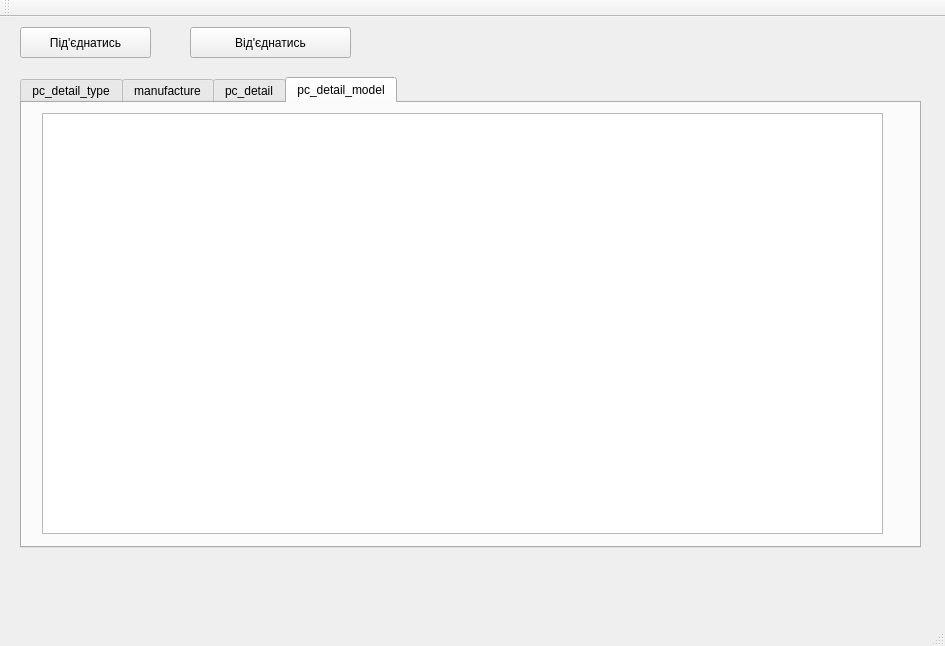
Before: the Qt Designer form DBWorkTesting/mainwindow.ui in capybarin/Qt_DBClient, drawn with Qt 5.
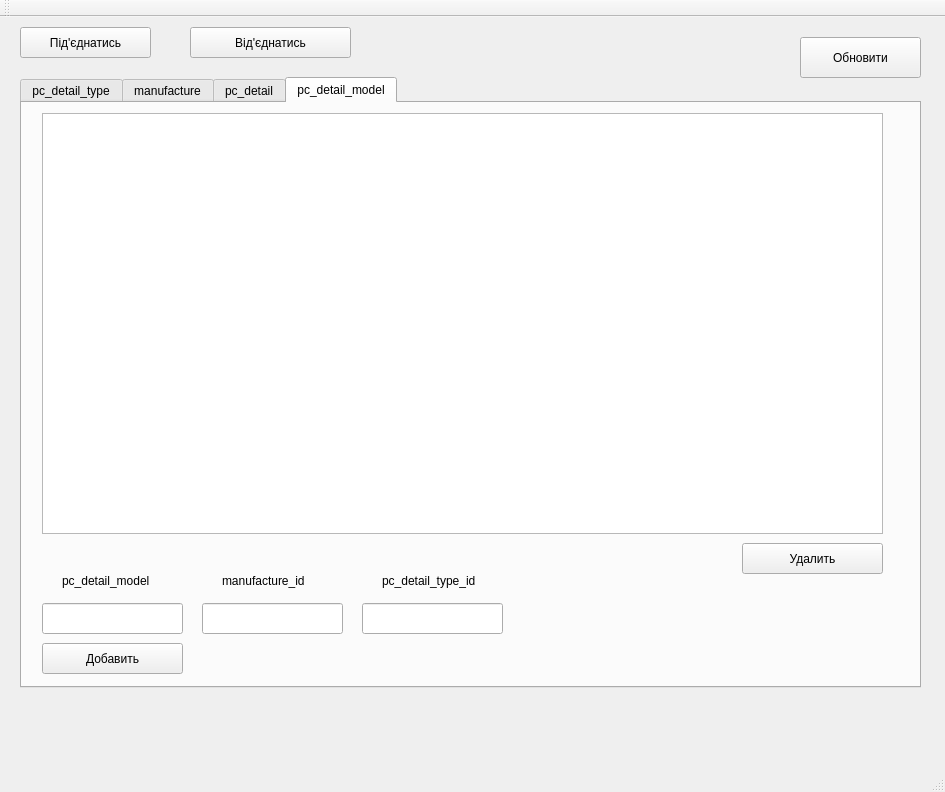
After: the same form once the commit is applied.

Patch:
```diff
--- a/DBWorkTesting/mainwindow.ui
+++ b/DBWorkTesting/mainwindow.ui
@@ -7,7 +7,7 @@
     <x>0</x>
     <y>0</y>
     <width>945</width>
-    <height>646</height>
+    <height>792</height>
    </rect>
   </property>
   <property name="windowTitle">
@@ -20,7 +20,7 @@
       <x>20</x>
       <y>60</y>
       <width>901</width>
-      <height>471</height>
+      <height>611</height>
      </rect>
     </property>
     <property name="currentIndex">
@@ -85,6 +85,101 @@
        </rect>
       </property>
      </widget>
+     <widget class="QPushButton" name="addButton_4">
+      <property name="geometry">
+       <rect>
+        <x>20</x>
+        <y>540</y>
+        <width>141</width>
+        <height>31</height>
+       </rect>
+      </property>
+      <property name="text">
+       <string>Добавить</string>
+      </property>
+     </widget>
+     <widget class="QPushButton" name="removeButton_2">
+      <property name="geometry">
+       <rect>
+        <x>720</x>
+        <y>440</y>
+        <width>141</width>
+        <height>31</height>
+       </rect>
+      </property>
+      <property name="text">
+       <string>Удалить</string>
+      </property>
+     </widget>
+     <widget class="QLabel" name="label_6">
+      <property name="geometry">
+       <rect>
+        <x>40</x>
+        <y>470</y>
+        <width>101</width>
+        <height>16</height>
+       </rect>
+      </property>
+      <property name="text">
+       <string>pc_detail_model</string>
+      </property>
+     </widget>
+     <widget class="QLabel" name="label_7">
+      <property name="geometry">
+       <rect>
+        <x>200</x>
+        <y>470</y>
+        <width>101</width>
+        <height>16</height>
+       </rect>
+      </property>
+      <property name="text">
+       <string>manufacture_id</string>
+      </property>
+     </widget>
+     <widget class="QLabel" name="label_8">
+      <property name="geometry">
+       <rect>
+        <x>360</x>
+        <y>470</y>
+        <width>101</width>
+        <height>16</height>
+       </rect>
+      </property>
+      <property name="text">
+       <string>pc_detail_type_id</string>
+      </property>
+     </widget>
+     <widget class="QLineEdit" name="lineEdit_6">
+      <property name="geometry">
+       <rect>
+        <x>340</x>
+        <y>500</y>
+        <width>141</width>
+        <height>31</height>
+       </rect>
+      </property>
+     </widget>
+     <widget class="QLineEdit" name="lineEdit_7">
+      <property name="geometry">
+       <rect>
+        <x>180</x>
+        <y>500</y>
+        <width>141</width>
+        <height>31</height>
+       </rect>
+      </property>
+     </widget>
+     <widget class="QLineEdit" name="lineEdit_8">
+      <property name="geometry">
+       <rect>
+        <x>20</x>
+        <y>500</y>
+        <width>141</width>
+        <height>31</height>
+       </rect>
+      </property>
+     </widget>
     </widget>
    </widget>
    <widget class="QPushButton" name="connectButton">
@@ -117,7 +212,7 @@
     <property name="geometry">
      <rect>
       <x>20</x>
-      <y>550</y>
+      <y>690</y>
       <width>841</width>
       <height>41</height>
      </rect>
@@ -126,6 +221,19 @@
      <string/>
     </property>
    </widget>
+   <widget class="QPushButton" name="pushButton">
+    <property name="geometry">
+     <rect>
+      <x>800</x>
+      <y>20</y>
+      <width>121</width>
+      <height>41</height>
+     </rect>
+    </property>
+    <property name="text">
+     <string>Обновити</string>
+    </property>
+   </widget>
   </widget>
   <widget class="QMenuBar" name="menuBar">
    <property name="geometry">
```
Left out of the diff: 197 changed lines with no effect on the pictures.
